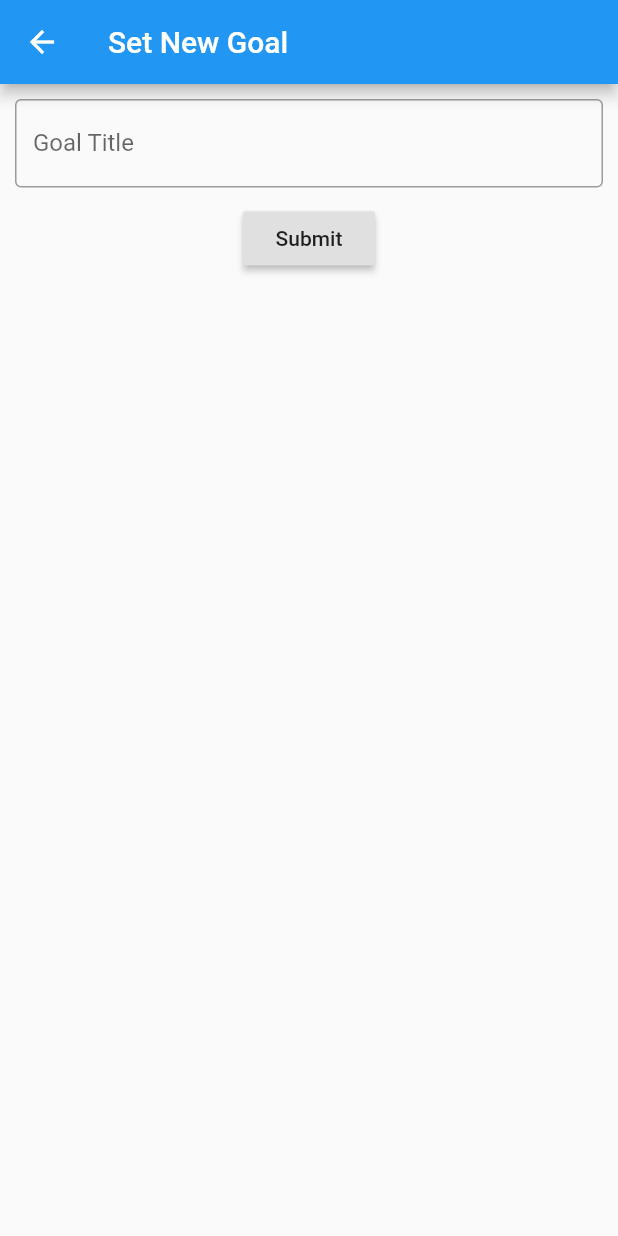
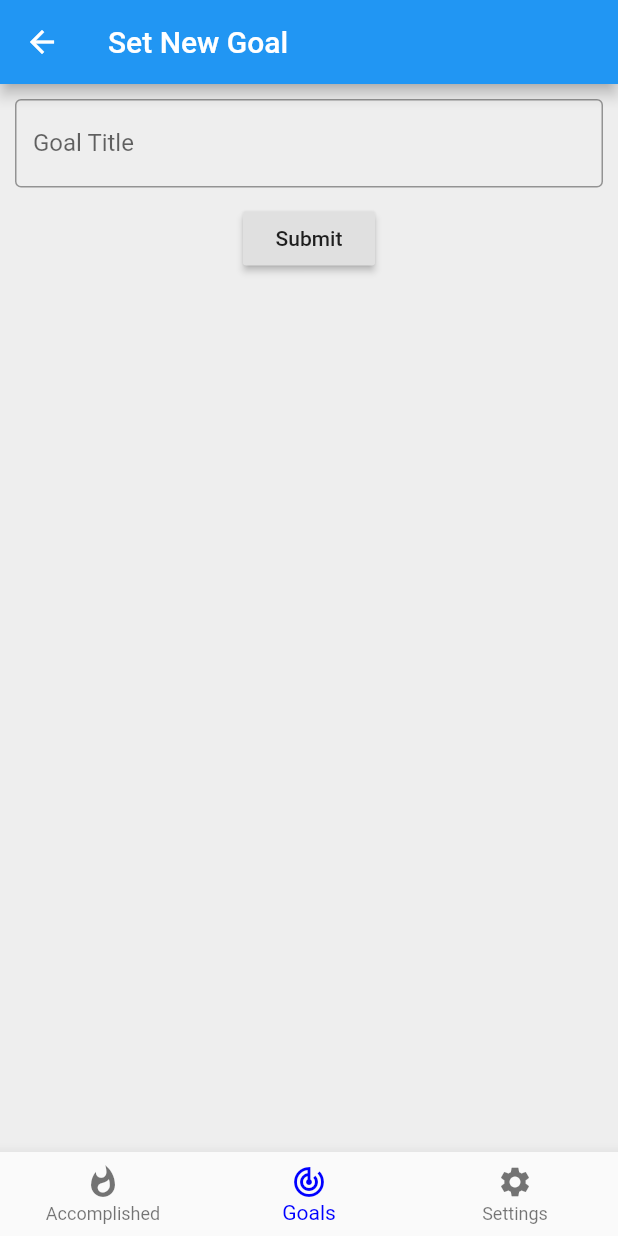
Before and after one commit to logan-waite/goal_achiever, a Flutter app: the NewGoalScreen screen opened by its route, on a phone screen of 412 x 824 dp. Run offline on Flutter 3.47's test engine with Material 2 defaults, Android fonts, the phone set to English and light mode, and no system bars.

Commit message:
start state management

```diff
--- /dev/null
+++ b/lib/app_state_container.dart
@@ -0,0 +1,70 @@
+import 'package:accomplisher/models/app_state.dart';
+import 'package:flutter/foundation.dart';
+import 'package:flutter/material.dart';
+
+class Goal {
+  String title;
+  double percentComplete;
+
+  Goal(this.title, {
+    this.percentComplete = 0.0
+  });
+}
+
+class _AppStateContainerState extends State<AppStateContainer> {
+  // AppState state;
+  List<Goal> goals;
+
+  @override
+  void initState() {
+    goals = new List<Goal>();
+
+    super.initState();
+  }
+
+  void addGoal(Goal goal) {
+    setState(() {
+      goals.insert(0, goal);
+    });
+  }
+
+  @override
+  Widget build(BuildContext context) {
+    return new _InheritedStateContainer(
+      data: this,
+      child: widget.child,
+    );
+  }
+}
+
+class AppStateContainer extends StatefulWidget {
+  // final AppState state;
+  final Widget child;
+
+  AppStateContainer({
+    @required this.child,
+    // this.state
+  });
+
+  static _AppStateContainerState of(BuildContext context) {
+    return (context.inheritFromWidgetOfExactType(_InheritedStateContainer)
+      as _InheritedStateContainer)
+      .data;
+  }
+
+  @override
+  _AppStateContainerState createState() => new _AppStateContainerState();
+}
+
+class _InheritedStateContainer extends InheritedWidget {
+  final _AppStateContainerState data;
+
+  _InheritedStateContainer({
+    Key key,
+    @required this.data,
+    @required Widget child,
+  }) : super(key: key, child:child);
+
+  @override
+  bool updateShouldNotify(_InheritedStateContainer old) => true;
+}
--- /dev/null
+++ b/lib/models/app_state.dart
@@ -0,0 +1,18 @@
+import 'package:accomplisher/models/goals_model.dart';
+import 'package:scoped_model/scoped_model.dart';
+
+class AppState {
+  bool isLoading;
+  // GoalsModel goals = new GoalsModel();
+
+  AppState({
+    this.isLoading = false,
+  });
+
+  factory AppState.loading() => new AppState(isLoading: true);
+
+  @override
+  String toString() {
+    return 'AppState(isLoading: $isLoading)';
+  }
+}
--- a/lib/models/goals_model.dart
+++ b/lib/models/goals_model.dart
@@ -1,5 +1,5 @@
 import 'package:flutter/material.dart';
-import 'package:scoped_model/scoped_model.dart';
+// import 'package:scoped_model/scoped_model.dart';
 
 class Goal {
   String title;
@@ -10,18 +10,13 @@ class Goal {
   });
 }
 
-class GoalsModel extends Model {
-  List<Goal> _goals = List<Goal>();
-  List<Goal> get goals => _goals;
+// class GoalsModel extends InheritedModel{
+//   List<Goal> _goals = List<Goal>();
+//   List<Goal> get goals => _goals;
 
-  void addGoal(Goal goal) {
-    this._goals.insert(0, goal);
-    print(this._goals);
-    print(this.goals);
+//   void addGoal(Goal goal) {
+//     this._goals.insert(0, goal);
+//     print(this.goals[0].title);
 
-    notifyListeners();
-  }
-
-  static GoalsModel of(BuildContext context) =>
-    ScopedModel.of<GoalsModel>(context);
-}
+//   }
+// }
--- a/lib/ui/scaffold.dart
+++ b/lib/ui/scaffold.dart
@@ -3,6 +3,7 @@ import 'package:accomplisher/ui/screens/accomplished_screen.dart';
 import 'package:accomplisher/ui/screens/goal_screen.dart';
 import 'package:accomplisher/ui/screens/settings_screen.dart';
 import 'package:flutter/material.dart';
+import 'package:scoped_model/scoped_model.dart';
 
 class AScaffold extends StatefulWidget {
   static final GlobalKey<NavigatorState> navigatorState = GlobalKey();
--- a/lib/ui/screens/goal_screen.dart
+++ b/lib/ui/screens/goal_screen.dart
@@ -1,4 +1,4 @@
-import 'package:accomplisher/models/goals_model.dart';
+import 'package:accomplisher/app_state_container.dart';
 import 'package:accomplisher/ui/scaffold.dart';
 import 'package:accomplisher/ui/widgets/add_goal.dart';
 import 'package:accomplisher/ui/widgets/goal_card.dart';
@@ -8,29 +8,25 @@ import 'package:scoped_model/scoped_model.dart';
 
 class GoalScreen extends StatelessWidget {
   static const String routeName = "/GoalScreen";
+  List<Goal> _goals;
 
-  Widget _buildGoalList(BuildContext context, List<Goal> goals) {
+  static Widget _buildGoalList(BuildContext context, List<Goal> goals) {
     print(goals);
     List<ListCard> _goals = goals.map<ListCard>((g) => new GoalCard(context, title: g.title))
       .toList();
-    print(goals);
     _goals.add(AddGoalCard(context));
+    // print(_goals);
 
-    return ListView(
-      children: _goals,
-    );
+    return new ListView(children: _goals);
   }
 
   @override
   Widget build(BuildContext context) {
+    _goals = AppStateContainer.of(context).goals;
+
     return AScaffold(
       appBarTitle: 'Goals',
-      body: ScopedModel<GoalsModel>(
-        model: new GoalsModel(),
-        child: new ScopedModelDescendant<GoalsModel>(
-          builder: (context, child, model) => print("hefllo")// _buildGoalList(context, model.goals)
-        )
-      ),
+      body: _buildGoalList(context, _goals),
       navigatorIndex: 1,
     );
   }
--- a/lib/ui/screens/new_goal_screen.dart
+++ b/lib/ui/screens/new_goal_screen.dart
@@ -1,9 +1,12 @@
-import 'package:accomplisher/models/goals_model.dart';
+import 'package:accomplisher/app_state_container.dart';
+// import 'package:accomplisher/models/goals_model.dart';
+import 'package:accomplisher/ui/scaffold.dart';
 import 'package:flutter/material.dart';
 import 'package:scoped_model/scoped_model.dart';
 
 class NewGoalScreen extends StatelessWidget {
   static const String routeName = "/NewGoal";
+  List<Goal> goals;
 
   InputDecoration _inputStyles() {
     return InputDecoration(
@@ -12,7 +15,8 @@ class NewGoalScreen extends StatelessWidget {
     );
   }
 
-  Widget _newGoalForm (model) {
+
+  Widget _newGoalForm(context) {
     final _formKey = GlobalKey<FormState>();
     return Form(
       key: _formKey,
@@ -34,7 +38,9 @@ class NewGoalScreen extends StatelessWidget {
             // Validate will return true if the form is valid, or false if
             // the form is invalid.
             if (_formKey.currentState.validate()) {
-                  model.addGoal(new Goal("This is a new goal"));
+              AppStateContainer.of(context).addGoal(Goal("This is a new goal"));
+              print("...");
+              print(goals);
             }
           },
           child: Text('Submit'),
@@ -46,16 +52,12 @@ class NewGoalScreen extends StatelessWidget {
 
   @override
   Widget build(BuildContext context) {
-    return Scaffold(
-      appBar: AppBar(
-        title: Text("Set New Goal")
-      ),
-      body: ScopedModel<GoalsModel>(
-        model: GoalsModel(),
-        child: ScopedModelDescendant<GoalsModel>(
-          builder: (context, child, model) => _newGoalForm(model)
-        )
-      )
+    final container = AppStateContainer.of(context);
+    goals = container.goals;
+
+    return AScaffold(
+      appBarTitle: "Set New Goal",
+      body: _newGoalForm(context)
     );
   }
 }
```
Also changed, not shown: lib/main.dart (+6 -1 lines). Lines whose indentation alone changed are shown as unchanged.
